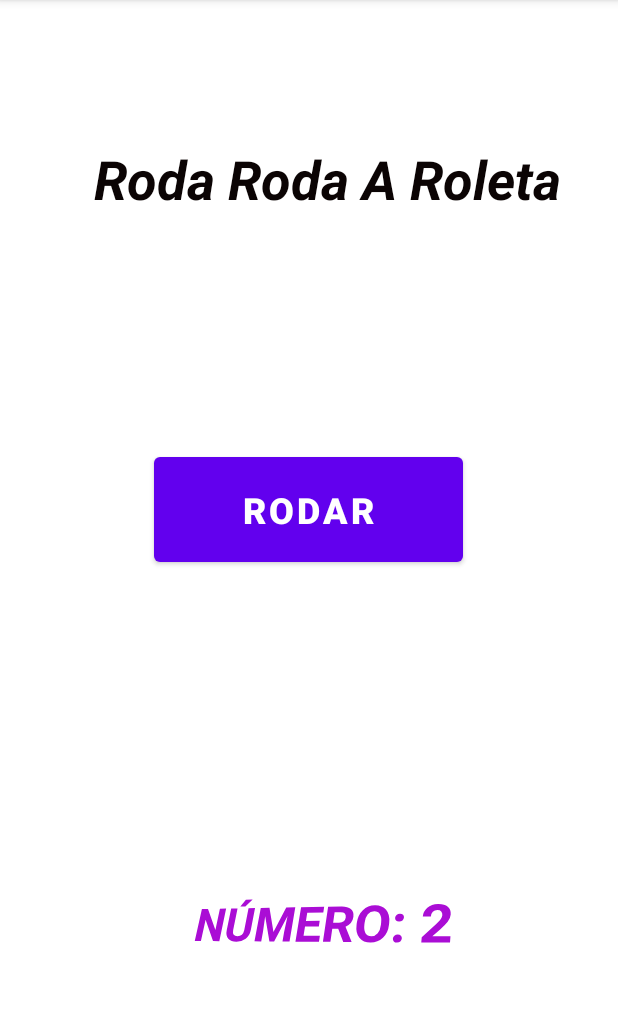
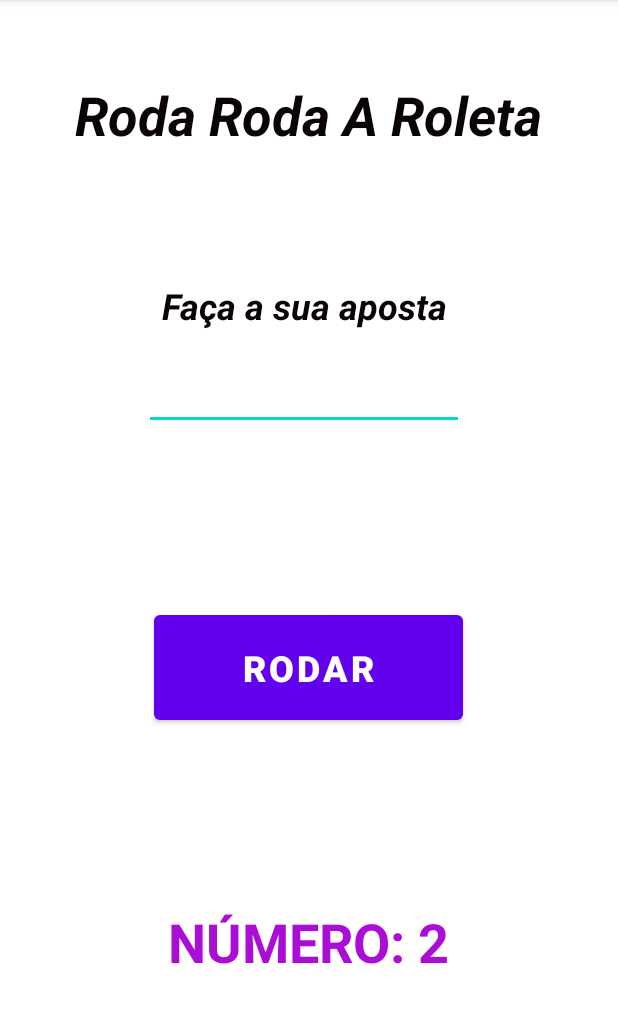
Before and after one commit to Siiff/TarefaComparacaoRoleta, an Android app: the screen it shows after launch (MainActivity), after a tap on "RODAR", on a phone screen of 412 x 824 dp, the part 84-1107 px from its top. Run offline under Robolectric (Android 15) with nearby library versions, the phone set to English and light mode, and no system bars.

Commit message:
Quase lá....

```diff
--- a/app/src/main/java/com/example/aula0103_tarefa/MainActivity.java
+++ b/app/src/main/java/com/example/aula0103_tarefa/MainActivity.java
@@ -4,6 +4,7 @@ import androidx.appcompat.app.AppCompatActivity;
 
 import android.os.Bundle;
 import android.view.View;
+import android.widget.EditText;
 import android.widget.TextView;
 
 import java.util.Random;
@@ -17,7 +18,18 @@ public class MainActivity extends AppCompatActivity {
     }
     public void RodaODado(View view){
         TextView RodandoODado = findViewById(R.id.numeroArodar);
-        int x = new Random().nextInt(11);
-        RodandoODado.setText("Número: " + x);
+        int randomnumber = new Random().nextInt(11);
+        RodandoODado.setText("Número: " + randomnumber);
     }
+    public void Parabens(View view){
+        TextView parabenizacao = findViewById(R.id.caixaparabens);
+        parabenizacao.setText("Parabens, Você gannhou!");
+    }
+
+    public void Comparacao(View view){
+        EditText numero = (EditText) findViewById(R.id.inputnumero);
+
+    }
+
+
 }
--- a/app/src/main/res/layout/activity_main.xml
+++ b/app/src/main/res/layout/activity_main.xml
@@ -10,46 +10,60 @@
         android:id="@+id/textView10"
         android:layout_width="314dp"
         android:layout_height="113dp"
+        android:layout_marginTop="52dp"
         android:text="Roda Roda A Roleta"
         android:textAlignment="center"
         android:textColor="#0B0404"
         android:textSize="36sp"
         android:textStyle="bold|italic"
-        app:layout_constraintBottom_toTopOf="@+id/buttonrodar"
         app:layout_constraintEnd_toEndOf="parent"
-        app:layout_constraintHorizontal_bias="0.628"
+        app:layout_constraintHorizontal_bias="0.494"
+        app:layout_constraintStart_toStartOf="parent"
+        app:layout_constraintTop_toTopOf="parent" />
+
+    <TextView
+        android:id="@+id/caixaparabens"
+        android:layout_width="309dp"
+        android:layout_height="54dp"
+        android:text="Faça a sua aposta"
+        android:textAlignment="center"
+        android:textColor="#0B0404"
+        android:textSize="24sp"
+        android:textStyle="bold|italic"
+        app:layout_constraintBottom_toBottomOf="parent"
+        app:layout_constraintEnd_toEndOf="parent"
+        app:layout_constraintHorizontal_bias="0.47"
         app:layout_constraintStart_toStartOf="parent"
         app:layout_constraintTop_toTopOf="parent"
-        app:layout_constraintVertical_bias="0.511" />
+        app:layout_constraintVertical_bias="0.262" />
 
     <Button
         android:id="@+id/buttonrodar"
         android:layout_width="206dp"
         android:layout_height="82dp"
         android:layout_marginStart="150dp"
+        android:layout_marginTop="72dp"
         android:layout_marginEnd="150dp"
-        android:layout_marginBottom="208dp"
         android:onClick="RodaODado"
         android:text="Rodar"
         android:textAlignment="center"
         android:textAllCaps="true"
         android:textSize="24sp"
         android:textStyle="bold"
-        app:layout_constraintBottom_toTopOf="@+id/numeroArodar"
+        app:layout_constraintBottom_toBottomOf="parent"
         app:layout_constraintEnd_toEndOf="parent"
         app:layout_constraintHorizontal_bias="0.505"
-        app:layout_constraintStart_toStartOf="parent" />
+        app:layout_constraintStart_toStartOf="parent"
+        app:layout_constraintTop_toBottomOf="@+id/inputnumero"
+        app:layout_constraintVertical_bias="0.138" />
 
     <TextView
         android:id="@+id/numeroArodar"
         android:layout_width="266dp"
         android:layout_height="91dp"
         android:layout_marginStart="116dp"
+        android:layout_marginTop="44dp"
         android:layout_marginEnd="116dp"
-        android:layout_marginBottom="88dp"
-        android:rotation="9"
-        android:rotationX="22"
-        android:rotationY="-21"
         android:text="Numero: 8"
         android:textAlignment="center"
         android:textAllCaps="true"
@@ -59,5 +73,24 @@
         app:layout_constraintBottom_toBottomOf="parent"
         app:layout_constraintEnd_toEndOf="parent"
         app:layout_constraintHorizontal_bias="0.505"
-        app:layout_constraintStart_toStartOf="parent" />
+        app:layout_constraintStart_toStartOf="parent"
+        app:layout_constraintTop_toBottomOf="@+id/buttonrodar" />
+
+    <EditText
+        android:id="@+id/inputnumero"
+        android:layout_width="wrap_content"
+        android:layout_height="wrap_content"
+        android:layout_marginStart="96dp"
+        android:layout_marginEnd="106dp"
+        android:ems="10"
+        android:inputType="number"
+        android:textAlignment="center"
+        android:textStyle="bold"
+        app:layout_constraintBottom_toBottomOf="parent"
+        app:layout_constraintEnd_toEndOf="parent"
+        app:layout_constraintHorizontal_bias="0.0"
+        app:layout_constraintStart_toStartOf="parent"
+        app:layout_constraintTop_toBottomOf="@+id/caixaparabens"
+        app:layout_constraintVertical_bias="0.0" />
+
 </androidx.constraintlayout.widget.ConstraintLayout>
```
